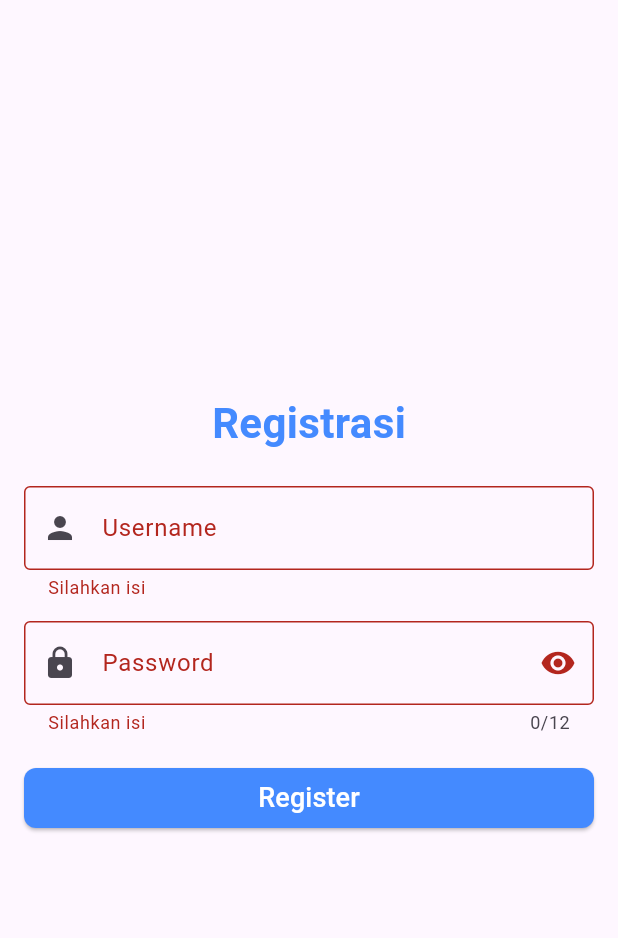
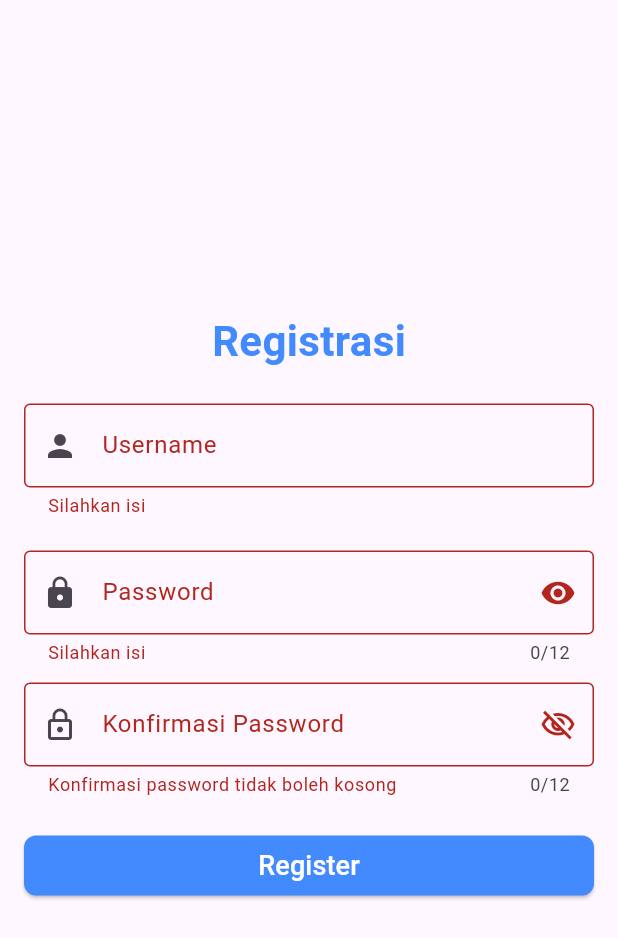
Before and after one commit to abeaar/fokuskripto, a Flutter app: the RegisterPage screen opened by its route, after a tap on "Register", on a phone screen of 412 x 824 dp. Shown: the top 938 px of the screen. Run offline on Flutter 3.47's test engine with Material 3 defaults, Android fonts, the phone set to English and light mode, and no system bars; our stand-ins replace shared_preferences; accounts and stored records are empty; network calls fail.

```diff
--- a/lib/pages/RegisterPage.dart
+++ b/lib/pages/RegisterPage.dart
@@ -1,5 +1,16 @@
 import 'package:flutter/material.dart';
 import 'package:shared_preferences/shared_preferences.dart'; // IMPORT PACKAGE SHARED PREFERENCES
+import 'dart:convert'; // Untuk utf8.encode
+import 'package:crypto/crypto.dart';
+
+Future<String> _hashPassword(String password) async {
+  var bytes = utf8.encode(password);
+  var digest = sha256.convert(bytes);
+  return digest.toString();
+}
+
+const String spFullNameKeySuffix = 'full_name';
+const String spEmailKeySuffix = 'email';
 
 class RegisterPage extends StatefulWidget {
   const RegisterPage({super.key});
@@ -12,8 +23,10 @@ class _RegisterPageState extends State<RegisterPage> {
   final formKey = GlobalKey<FormState>();
   final _username = TextEditingController();
   final _password = TextEditingController();
+  final _confirmPassword = TextEditingController();
 
   bool isObscure = true;
+  bool isObscureConfirmPassword = true;
   late SharedPreferences loginData;
   late bool newUser;
 
@@ -22,27 +35,46 @@ class _RegisterPageState extends State<RegisterPage> {
     super.initState();
   }
 
+  @override
+  void dispose() {
+    _username.dispose();
+    _password.dispose();
+    _confirmPassword.dispose();
+    super.dispose();
+  }
+
   Future<void> _register() async {
     if (formKey.currentState!.validate()) {
-      SharedPreferences loginData = await SharedPreferences.getInstance();
-      String? registeredUsername = loginData.getString('registered_username');
+      SharedPreferences prefs = await SharedPreferences.getInstance();
+      String newUsername = _username.text.trim();
+      String newPassword = _password.text.trim();
 
-      // Cek apakah username sudah terdaftar
-      if (registeredUsername != null && registeredUsername == _username.text.trim()) {
+      if (prefs.containsKey('password_$newUsername')) {
+        if (!mounted) return;
         ScaffoldMessenger.of(context).showSnackBar(
-          const SnackBar(content: Text('Username sudah terdaftar!')),
+          const SnackBar(
+            content: Text(
+              'Username sudah terdaftar! Silakan gunakan username lain.',
+            ),
+            backgroundColor: Colors.orange,
+          ),
         );
         return;
       }
 
-      // Jika belum terdaftar, simpan data
-      await loginData.setString('registered_username', _username.text.trim());
-      await loginData.setString('registered_password', _password.text.trim());
+      String hashedPassword = await _hashPassword(newPassword);
 
+      await prefs.setString('password_$newUsername', hashedPassword);
+      if (!mounted) return;
       ScaffoldMessenger.of(context).showSnackBar(
-        const SnackBar(content: Text('Registrasi berhasil!'), backgroundColor: Colors.green),
+        const SnackBar(
+          content: Text('Registrasi berhasil! Silakan login.'),
+          backgroundColor: Colors.green,
+        ),
       );
-      Navigator.pop(context); // Kembali ke halaman login
+      Navigator.pop(
+        context,
+      ); // Kembali ke halaman login setelah registrasi berhasil
     }
   }
 
@@ -53,17 +85,24 @@ class _RegisterPageState extends State<RegisterPage> {
         child: Padding(
           padding: const EdgeInsets.all(16.0),
           child: SizedBox(
-            height: 300,
+            height: 410,
             child: Form(
               key: formKey,
               child: Column(
                 children: [
-                  Text("Registrasi", style: TextStyle(fontSize: 28, fontWeight: FontWeight.bold, color: Colors.blueAccent)),
-                  SizedBox( height: 22 ),
+                  Text(
+                    "Registrasi",
+                    style: TextStyle(
+                      fontSize: 28,
+                      fontWeight: FontWeight.bold,
+                      color: Colors.blueAccent,
+                    ),
+                  ),
+                  SizedBox(height: 22),
 
                   TextFormField(
                     validator: (value) {
-                      if(value==null || value.isEmpty) {
+                      if (value == null || value.isEmpty) {
                         return "Silahkan isi";
                       }
                       return null;
@@ -73,15 +112,14 @@ class _RegisterPageState extends State<RegisterPage> {
                       border: OutlineInputBorder(),
                       prefixIcon: Icon(Icons.person),
                       labelText: "Username",
-                      counterText: ""
+                      counterText: "",
                     ),
                     maxLength: 64,
                   ),
-                  SizedBox( height: 14 ),
-
+                  SizedBox(height: 22),
                   TextFormField(
                     validator: (value) {
-                      if(value==null || value.isEmpty) {
+                      if (value == null || value.isEmpty) {
                         return "Silahkan isi";
                       }
                       return null;
@@ -98,12 +136,47 @@ class _RegisterPageState extends State<RegisterPage> {
                             isObscure = !isObscure;
                           });
                         },
-                        icon: Icon(isObscure ? Icons.visibility : Icons.visibility_off))
+                        icon: Icon(
+                          isObscure ? Icons.visibility : Icons.visibility_off,
+                        ),
+                      ),
                     ),
                     maxLength: 12,
                   ),
-                  SizedBox( height: 18 ),
-
+                  SizedBox(height: 12),
+                  TextFormField(
+                    controller: _confirmPassword,
+                    obscureText: isObscureConfirmPassword,
+                    validator: (value) {
+                      if (value == null || value.isEmpty) {
+                        return "Konfirmasi password tidak boleh kosong";
+                      }
+                      if (value != _password.text) {
+                        return "Password tidak cocok";
+                      }
+                      return null;
+                    },
+                    decoration: InputDecoration(
+                      border: const OutlineInputBorder(),
+                      labelText: "Konfirmasi Password",
+                      prefixIcon: const Icon(Icons.lock_outline),
+                      suffixIcon: IconButton(
+                        icon: Icon(
+                          isObscureConfirmPassword
+                              ? Icons.visibility_off_outlined
+                              : Icons.visibility_outlined,
+                        ),
+                        onPressed: () {
+                          setState(() {
+                            isObscureConfirmPassword =
+                                !isObscureConfirmPassword;
+                          });
+                        },
+                      ),
+                    ),
+                    maxLength: 12,
+                  ),
+                  SizedBox(height: 22),
                   SizedBox(
                     width: double.infinity,
                     child: ElevatedButton(
@@ -113,7 +186,7 @@ class _RegisterPageState extends State<RegisterPage> {
                         backgroundColor: Colors.blueAccent,
                         foregroundColor: Colors.white,
                         shape: RoundedRectangleBorder(
-                          borderRadius: BorderRadius.circular(8)
+                          borderRadius: BorderRadius.circular(8),
                         ),
                       ),
                     ),
--- a/pubspec.yaml
+++ b/pubspec.yaml
@@ -12,6 +12,7 @@ dependencies:
   http: ^1.2.1
   intl: ^0.19.0
   shared_preferences: ^2.1.0
+  crypto: ^3.0.3
 
 dev_dependencies:
   flutter_test:
```
Also changed, not shown: lib/pages/HomePage.dart (+9 -19 lines), lib/pages/LoginPage.dart (+81 -44 lines), lib/pages/Profile_page,.dart (added, +389 -0 lines), pubspec.lock.
